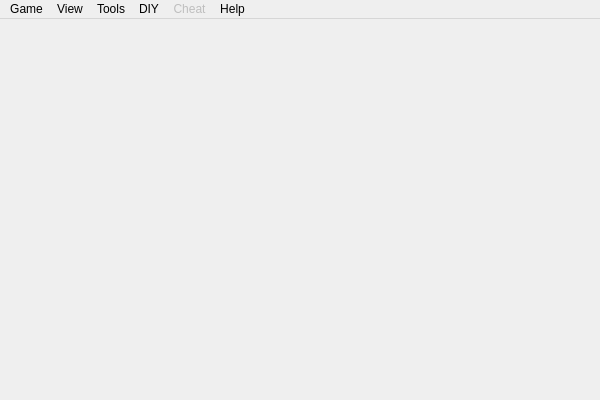
First picture: the form in src/dialog/mainwindow.ui, repository kdashsoul/QSanguoshaPassMode, before the edit.
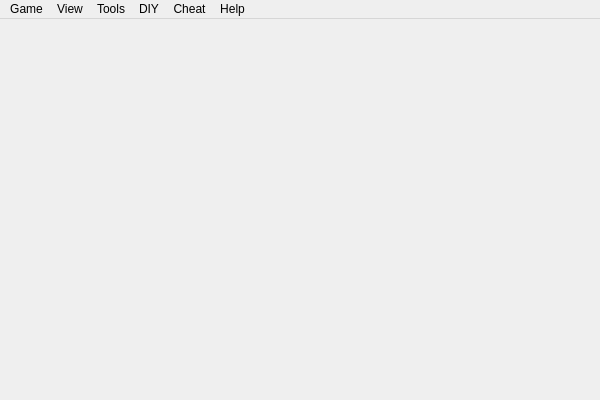
Second picture: the form after the edit. Icons and pictures are not drawn.

What changed in the file:
```diff
--- a/src/dialog/mainwindow.ui
+++ b/src/dialog/mainwindow.ui
@@ -75,7 +75,7 @@
    </widget>
    <widget class="QMenu" name="menuCheat">
     <property name="enabled">
-     <bool>false</bool>
+     <bool>true</bool>
     </property>
     <property name="title">
      <string>Cheat</string>
```
Left out of the diff: 9 changed lines with no effect on the pictures.
